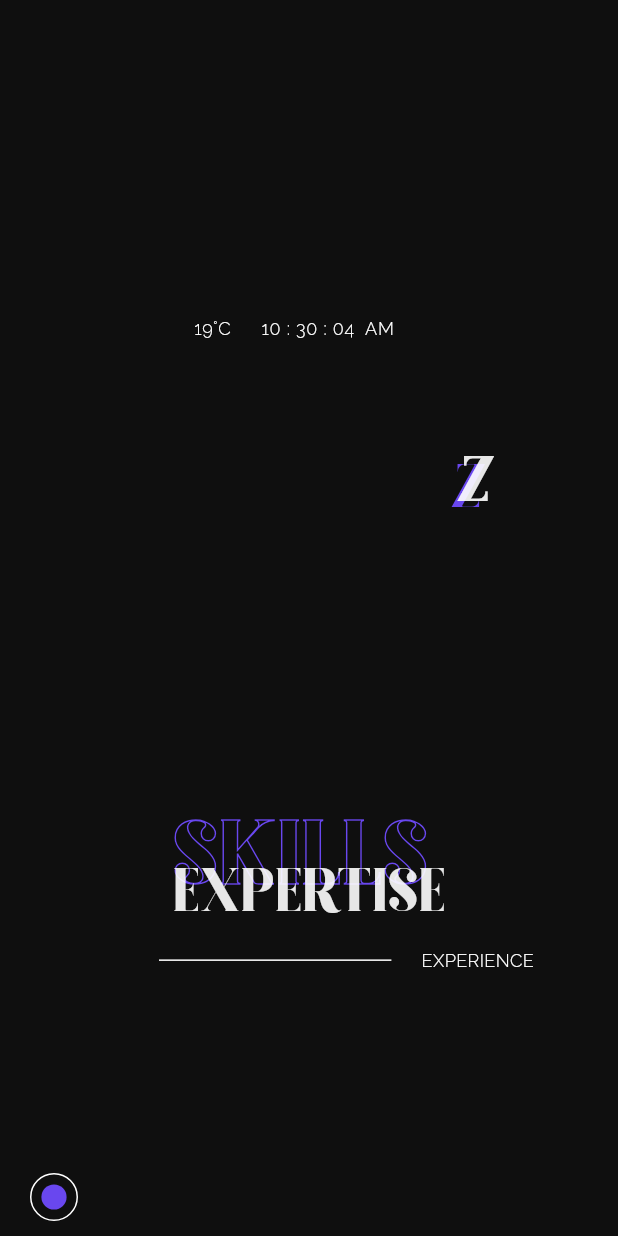
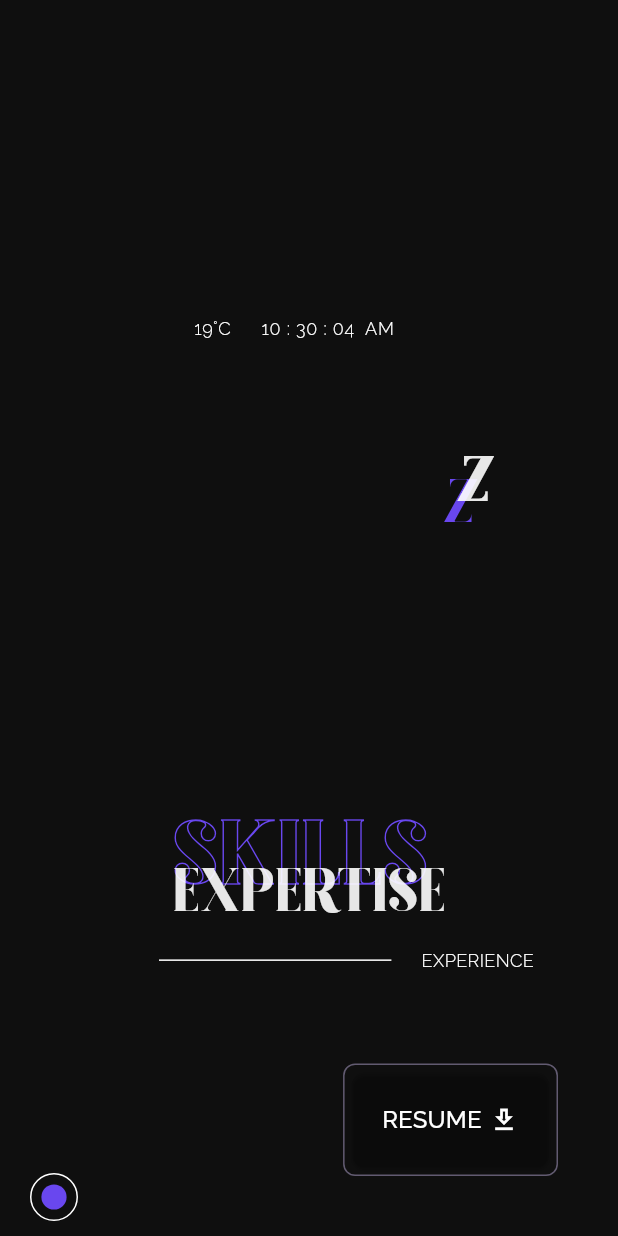
Before and after one commit to Muzammil-Bit/muzammil_hussain, a Flutter app: the screen it shows after launch, scrolled down 576 dp, on a phone screen of 412 x 824 dp. Run offline on Flutter 3.47's test engine with Material 3 defaults, Android fonts, the phone set to English and light mode, and no system bars; drawn by our look-alikes of animated_flip_counter, auto_size_text, entry; our stand-ins replace delightful_toast, flutter_svg, go_router, shared_preferences, visibility_detector; missing offline and left inert: flutter_mailer.

Commit message:
optimisations & resume

```diff
--- a/lib/config/constants.dart
+++ b/lib/config/constants.dart
@@ -13,6 +13,8 @@ class Constants {
   static const linkedInUrl = 'https://www.linkedin.com/in/muzammil-developer/';
   static const xUrl = 'https://x.com/muzammil0301';
   static const githubUrl = 'https://github.com/muzammil-Bit/';
+  static const resumeURl =
+      'https://drive.google.com/file/d/1RuRh_n9ZeRvFgpsdbueiBRTafvKb4lfU/view?usp=sharing';
 
   static outLinedText(BuildContext context, {double strokeWidth = 1}) {
     return Paint()
--- a/lib/models/experience.dart
+++ b/lib/models/experience.dart
@@ -41,9 +41,9 @@ class Experience {
       responsibilities: [
         "Closely collaborated with mobile developers, backend developers, UI/ UX designers and QA team multiple apps",
         """Mainly responsible for
-        ● Project Architecture
-        ● Authentication flows,
-        ● Third-party integrations,
+          Project Architecture
+          Authentication flows,
+          Third-party integrations,
         """,
       ],
       startDate: DateTime(2022, 1),
--- a/lib/view/pages/home/views/experience_view.dart
+++ b/lib/view/pages/home/views/experience_view.dart
@@ -2,6 +2,7 @@ import 'package:auto_size_text/auto_size_text.dart';
 import 'package:flutter/material.dart';
 import 'package:go_router/go_router.dart';
 import 'package:muzammil_hussain/view/router/routes.dart';
+import 'package:muzammil_hussain/view/widgets/app_button.dart';
 
 import '../../../../extensions/context_ext.dart';
 import '../../../widgets/section_title.dart';
--- a/lib/view/pages/home/views/recent_works_view.dart
+++ b/lib/view/pages/home/views/recent_works_view.dart
@@ -4,6 +4,7 @@ import 'package:flutter_svg/svg.dart';
 import 'package:go_router/go_router.dart';
 import 'package:muzammil_hussain/view/pages/experience/experience_page.dart';
 import 'package:muzammil_hussain/view/router/routes.dart';
+import 'package:muzammil_hussain/view/widgets/app_button.dart';
 import '../../../../config/assets.dart';
 import '../../../../extensions/context_ext.dart';
 import '../../../../models/recent_works.dart';
--- a/lib/view/widgets/animated_cursor.dart
+++ b/lib/view/widgets/animated_cursor.dart
@@ -1,4 +1,5 @@
 import 'package:flutter/material.dart';
+import 'package:muzammil_hussain/view/widgets/nav_bar.dart';
 import 'package:provider/provider.dart';
 
 import '../../providers/animated_mouse_position_provider.dart';
@@ -46,6 +47,7 @@ class AnimatedCursor extends StatelessWidget {
                   ),
                 ),
               ),
+              ResumeDownloadButton(),
               Visibility(
                 visible: state.offset != Offset.zero,
                 child: AnimatedPositioned(
--- /dev/null
+++ b/lib/view/widgets/app_button.dart
@@ -0,0 +1,38 @@
+import 'package:flutter/material.dart';
+
+class AppButton extends StatelessWidget {
+  const AppButton({
+    super.key,
+    required this.onTap,
+    required this.child,
+  });
+  final void Function() onTap;
+  final Widget child;
+
+  @override
+  Widget build(BuildContext context) {
+    return Container(
+      decoration: BoxDecoration(
+        border: Border.all(color: Theme.of(context).colorScheme.secondary),
+        borderRadius: BorderRadius.circular(8),
+      ),
+      padding: EdgeInsets.all(5),
+      child: ElevatedButton(
+        onPressed: onTap,
+        style: ButtonStyle(
+          animationDuration: Duration(milliseconds: 500),
+          backgroundColor: WidgetStateProperty.resolveWith(
+            (states) => states.contains(WidgetState.hovered)
+                ? Theme.of(context).colorScheme.secondary
+                : Colors.transparent,
+          ),
+          shape: WidgetStateProperty.resolveWith((states) =>
+              RoundedRectangleBorder(borderRadius: BorderRadius.circular(8))),
+          padding: WidgetStateProperty.resolveWith(
+              (states) => EdgeInsets.symmetric(horizontal: 20, vertical: 20)),
+        ),
+        child: child,
+      ),
+    );
+  }
+}
--- a/lib/view/widgets/nav_bar.dart
+++ b/lib/view/widgets/nav_bar.dart
@@ -1,6 +1,10 @@
+import 'package:entry/entry.dart';
 import 'package:flutter/material.dart';
 import 'package:go_router/go_router.dart';
+import 'package:muzammil_hussain/view/pages/experience/experience_page.dart';
+import 'package:muzammil_hussain/view/widgets/app_button.dart';
 import 'package:provider/provider.dart';
+import 'package:url_launcher/url_launcher_string.dart';
 
 import '../../config/constants.dart';
 import '../../extensions/color_ext.dart';
@@ -117,11 +121,55 @@ class _AnimatedNavWrapperState extends State<AnimatedNavWrapper> {
                     ],
                   ),
                 ),
+                // ResumeDownloadButton(),
               ],
             );
           }),
         ),
       ],
+    );
+  }
+}
+
+class ResumeDownloadButton extends StatelessWidget {
+  const ResumeDownloadButton({
+    super.key,
+  });
+
+  @override
+  Widget build(BuildContext context) {
+    return Positioned(
+      bottom: 40,
+      right: 40,
+      child: Entry(
+        yOffset: 100,
+        opacity: 0,
+        delay: Duration(seconds: 12),
+        duration: Duration(seconds: 14),
+        child: AppButton(
+          onTap: () {
+            launchUrlString(Constants.resumeURl);
+          },
+          child: Row(
+            children: [
+              Text(
+                "RESUME",
+                style: TextStyle(
+                  fontSize: 16,
+                  fontFamily: "Raleway",
+                  color: Colors.white,
+                ),
+              ),
+              SizedBox(width: 5),
+              Icon(
+                Icons.download_outlined,
+                color: Colors.white,
+                size: 20,
+              )
+            ],
+          ),
+        ),
+      ),
     );
   }
 }
--- a/lib/view/widgets/overlapping_text.dart
+++ b/lib/view/widgets/overlapping_text.dart
@@ -65,7 +65,7 @@ class _OverlappingTextState extends State<OverlappingText>
 class OverlappingHeroText extends StatefulWidget {
   const OverlappingHeroText({
     super.key,
-    this.offset = const Offset(-5, 5),
+    this.offset = const Offset(-10, 15),
     required this.text,
     this.backgroundStyle,
     this.backgroundText,
```
Also changed, not shown: lib/view/pages/about/about_page.dart (+9 -9 lines), lib/view/pages/contact/contact_page.dart (+6 -6 lines), lib/view/pages/experience/components/list_page.dart (+1 -60 lines), lib/view/pages/experience/components/step_card.dart (+7 -4 lines), lib/view/pages/experience/experience_page.dart (+1 -34 lines), lib/view/pages/works/components/preview_project_dialog.dart (+6 -5 lines), lib/view/pages/works/works_page.dart (+7 -5 lines).
